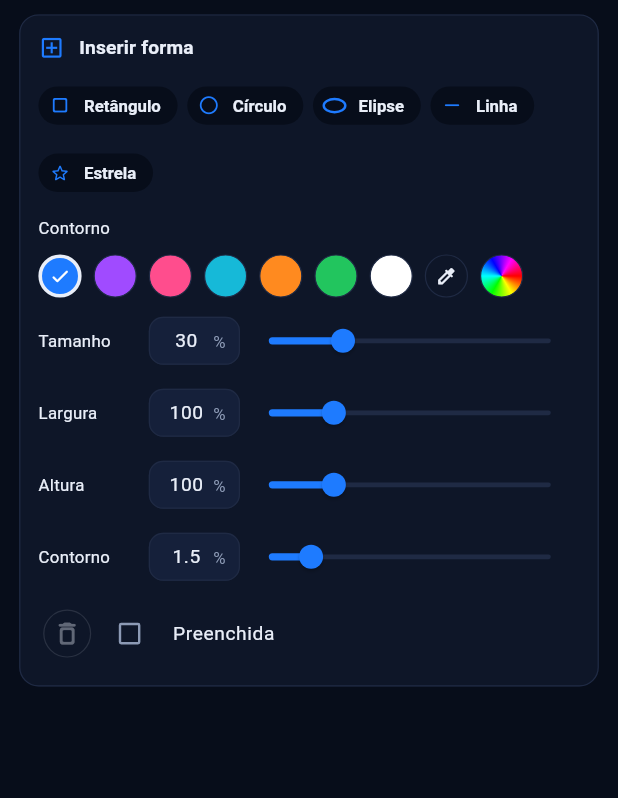
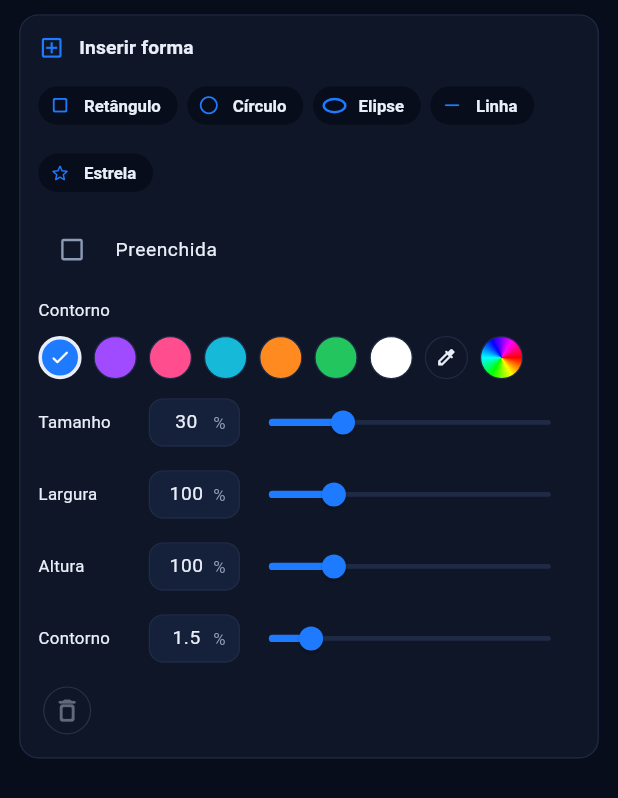
Before and after one commit to lianeheidemann/svg-motion-gallery, a Flutter app: the InsertPanel widget shown alone on an empty page, opened directly with empty values, on a phone screen of 412 x 824 dp. Shown: the top 798 px of the screen. Run offline on Flutter 3.47's test engine with Material 3 defaults, Android fonts, the phone set to English and light mode, and no system bars; our stand-ins replace file_picker, flutter_svg, share_plus, shared_preferences, web, webview_flutter; missing offline and left inert: dart:js_interop; accounts and stored records are empty; generated files the repository leaves out were written again.

Commit message:
Viewer theme toggle; Insert/Text only resize their own shapes; stretched new shapes keep outline; fill checkbox up top
Co-Authored-By: Claude Sonnet 5.5 <noreply@anthropic.com>
Claude-Session: https://claude.ai/code/session_012uf5b2am9PwD2VBMGKFdzP

```diff
--- a/lib/src/features/editor/panels/insert_panel.dart
+++ b/lib/src/features/editor/panels/insert_panel.dart
@@ -229,7 +229,15 @@ class _InsertPanelState extends State<InsertPanel> {
       strokeWidth: _stroke / 100 * _side,
     );
     if (_width != 100 || _height != 100) {
-      result = SvgTransformEdit.apply(
+      // In the shape's own geometry, so the outline keeps its thickness.
+      result =
+          SvgShapeSize.stretch(
+            result.svg,
+            result.selection!,
+            width: _width / 100,
+            height: _height / 100,
+          ) ??
+          SvgTransformEdit.apply(
             result.svg,
             result.selection,
             SvgTransformValues.identity.copyWith(
@@ -269,8 +277,11 @@ class _InsertPanelState extends State<InsertPanel> {
     final l10n = context.l10n;
     final palette = [for (final hex in editor.palette) colorFromHex(hex)!];
     final selection = editor.selection;
+    // Only what this tab added is resized here, never a layer of the file.
     final selectedShape =
-        selection != null && SvgHitTest.movables(editor.svg).any((m) => m.path == selection)
+        selection != null &&
+            SvgInsertEdit.isInserted(editor.svg, selection) &&
+            SvgHitTest.movables(editor.svg).any((m) => m.path == selection)
         ? selection
         : null;
     final primary = Theme.of(context).colorScheme.primary;
@@ -310,17 +321,16 @@ class _InsertPanelState extends State<InsertPanel> {
                       ),
                 ],
               ),
-            ...insertColorSection(
-              context,
-              label: widget.text ? l10n.color : l10n.outline,
-              keys: 'insert',
-              color: color,
-              picker: _picker,
-              hex: _hex,
-              togglePicker: _togglePicker,
-              pick: (value, {live = false}) => _pick(value, selectedShape, live: live),
-              closePicker: () => setState(() => _picker = InsertColorPicker.none),
-              palette: palette,
+            if (!widget.text && (selectedShape == null || _fillable(selectedShape)))
+              CheckboxListTile(
+                key: Key(selectedShape == null ? 'new-filled' : 'selected-filled'),
+                contentPadding: const EdgeInsets.only(left: 8),
+                controlAffinity: ListTileControlAffinity.leading,
+                title: Text(l10n.filledShape),
+                value: selectedShape == null ? _filled : _isFilled(selectedShape),
+                onChanged: (v) => selectedShape == null
+                    ? setState(() => _filled = v ?? false)
+                    : _setFilled(selectedShape, v ?? false, fill),
               ),
             if (showFill)
               ...insertColorSection(
@@ -333,6 +343,18 @@ class _InsertPanelState extends State<InsertPanel> {
                 togglePicker: _toggleFillPicker,
                 pick: (value, {live = false}) => _pickFill(value, selectedShape, live: live),
                 closePicker: () => setState(() => _fillPicker = InsertColorPicker.none),
+                palette: palette,
+              ),
+            ...insertColorSection(
+              context,
+              label: widget.text ? l10n.color : l10n.outline,
+              keys: 'insert',
+              color: color,
+              picker: _picker,
+              hex: _hex,
+              togglePicker: _togglePicker,
+              pick: (value, {live = false}) => _pick(value, selectedShape, live: live),
+              closePicker: () => setState(() => _picker = InsertColorPicker.none),
               palette: palette,
             ),
             if (selectedShape == null) ...[
@@ -461,20 +483,6 @@ class _InsertPanelState extends State<InsertPanel> {
                       : () => editor.apply(SvgLayers.remove(editor.svg, selectedShape)),
                   icon: const Icon(Icons.delete_outline_rounded),
                 ),
-                if (!widget.text && (selectedShape == null || _fillable(selectedShape)))
-                  Expanded(
-                    child: CheckboxListTile(
-                      key: Key(selectedShape == null ? 'new-filled' : 'selected-filled'),
-                      contentPadding: const EdgeInsets.only(left: 8),
-                      controlAffinity: ListTileControlAffinity.leading,
-                      title: Text(l10n.filledShape),
-                      value: selectedShape == null ? _filled : _isFilled(selectedShape),
-                      onChanged: (v) => selectedShape == null
-                          ? setState(() => _filled = v ?? false)
-                          : _setFilled(selectedShape, v ?? false, fill),
-                    ),
-                  )
-                else
                 const Spacer(),
                 if (widget.text)
                   FilledButton.icon(
--- a/lib/src/features/viewer/viewer_screen.dart
+++ b/lib/src/features/viewer/viewer_screen.dart
@@ -9,6 +9,7 @@ import 'package:svg_view/svg_view.dart';
 import '../../app_scope.dart';
 import '../../data/svg_document.dart';
 import '../../l10n/l10n.dart';
+import '../../widgets/app_bar_toggles.dart';
 import '../../widgets/svg_actions_menu.dart';
 import '../../widgets/svg_preview.dart';
 import '../editor/editor_screen.dart';
@@ -158,6 +159,7 @@ class _ViewerScreenState extends State<ViewerScreen> {
               ],
             ),
             actions: [
+              const ThemeToggleButton(),
               FavoriteButton(document: document),
               IconButton(
                 tooltip: l10n.actionShare,
```
Also changed, not shown: lib/src/features/editor/editor_stage.dart (+6 -1 lines), packages/svg_core/lib/src/editing/insert.dart (+12 -0 lines), 2 other files. Lines whose indentation alone changed are shown as unchanged.
